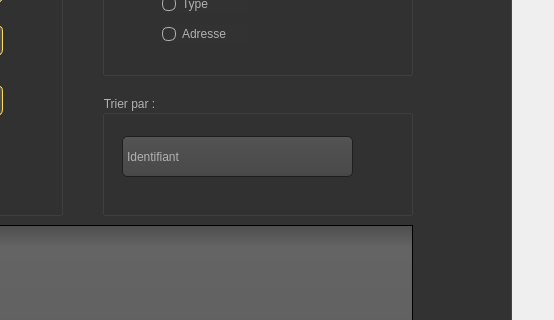
MahmoudGh01/Smart_construction_company_2A10, file Atelier_Crud/mainwindow.ui: the form before one commit; both pictures show x 519 to 1073 and y 218 to 538 of the 1073 by 756 pixel window.
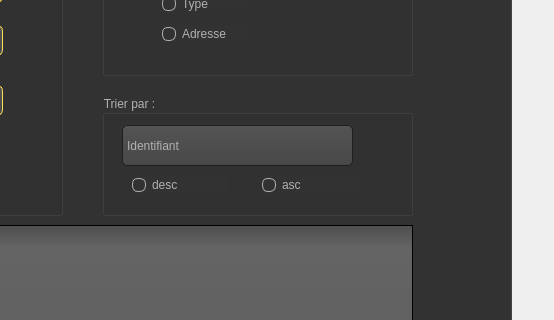
The form after the commit. Icons and pictures are not drawn.

Patch:
```diff
--- a/Atelier_Crud/mainwindow.ui
+++ b/Atelier_Crud/mainwindow.ui
@@ -720,36 +720,6 @@
        </property>
       </widget>
      </widget>
-     <widget class="QComboBox" name="comboBox">
-      <property name="geometry">
-       <rect>
-        <x>610</x>
-        <y>281</y>
-        <width>231</width>
-        <height>41</height>
-       </rect>
-      </property>
-      <item>
-       <property name="text">
-        <string>Identifiant</string>
-       </property>
-      </item>
-      <item>
-       <property name="text">
-        <string>Responsable</string>
-       </property>
-      </item>
-      <item>
-       <property name="text">
-        <string>Type</string>
-       </property>
-      </item>
-      <item>
-       <property name="text">
-        <string>Adresse</string>
-       </property>
-      </item>
-     </widget>
      <widget class="QGroupBox" name="groupBox_3">
       <property name="geometry">
        <rect>
@@ -762,6 +732,62 @@
       <property name="title">
        <string>Trier par :</string>
       </property>
+      <widget class="QComboBox" name="comboBox">
+       <property name="geometry">
+        <rect>
+         <x>20</x>
+         <y>30</y>
+         <width>231</width>
+         <height>41</height>
+        </rect>
+       </property>
+       <item>
+        <property name="text">
+         <string>Identifiant</string>
+        </property>
+       </item>
+       <item>
+        <property name="text">
+         <string>Responsable</string>
+        </property>
+       </item>
+       <item>
+        <property name="text">
+         <string>Type</string>
+        </property>
+       </item>
+       <item>
+        <property name="text">
+         <string>Adresse</string>
+        </property>
+       </item>
+      </widget>
+      <widget class="QRadioButton" name="radioButton_5">
+       <property name="geometry">
+        <rect>
+         <x>30</x>
+         <y>80</y>
+         <width>97</width>
+         <height>20</height>
+        </rect>
+       </property>
+       <property name="text">
+        <string>desc</string>
+       </property>
+      </widget>
+      <widget class="QRadioButton" name="radioButton_6">
+       <property name="geometry">
+        <rect>
+         <x>160</x>
+         <y>80</y>
+         <width>97</width>
+         <height>20</height>
+        </rect>
+       </property>
+       <property name="text">
+        <string>asc</string>
+       </property>
+      </widget>
      </widget>
      <zorder>groupBox_3</zorder>
      <zorder>groupBox</zorder>
```
Left out of the diff: 1 changed line with no effect on the pictures.
